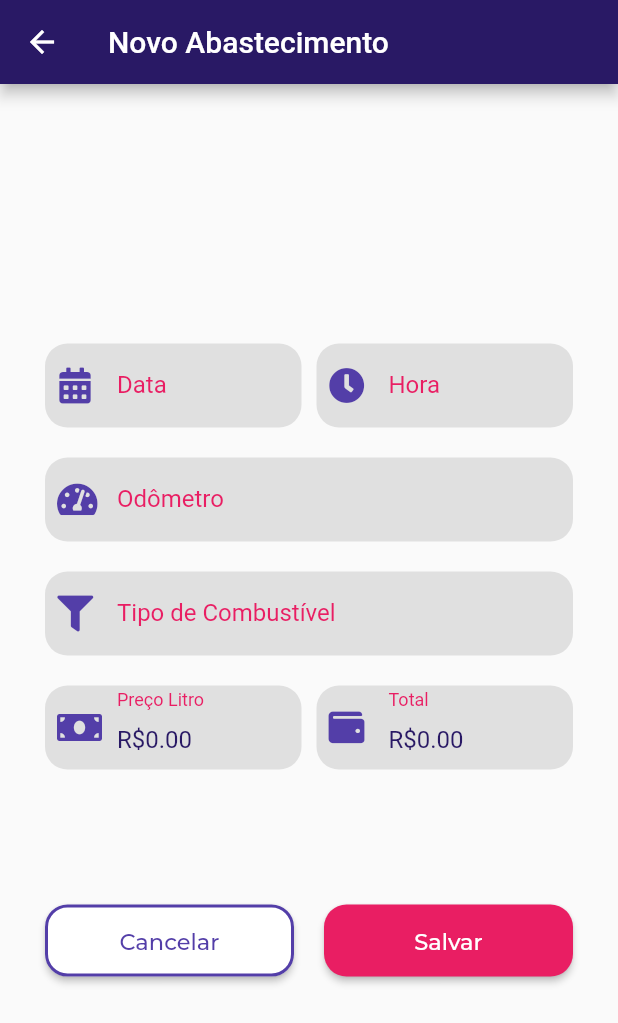
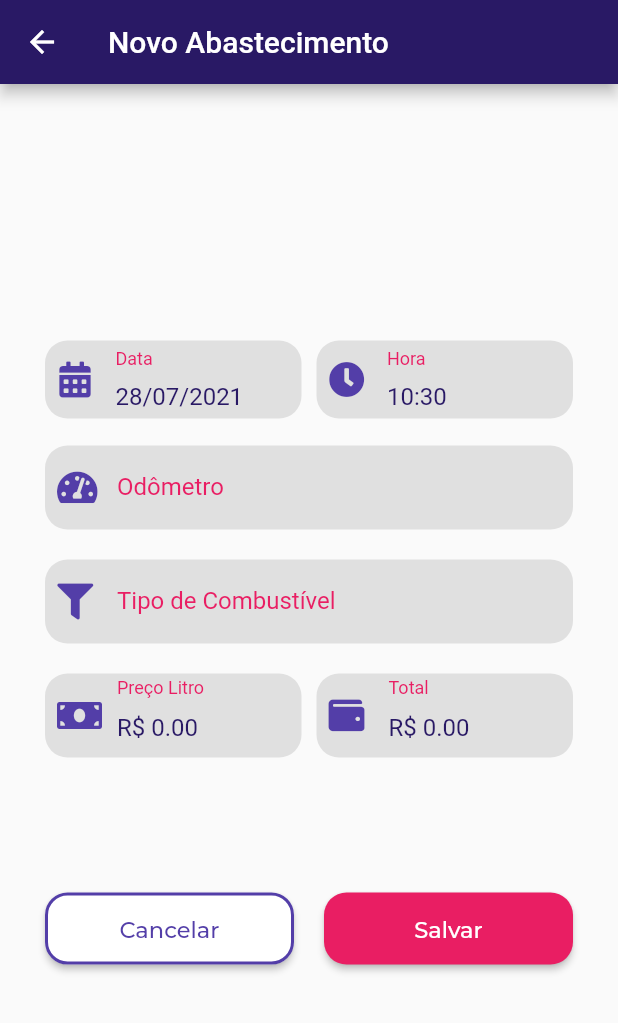
Before and after one commit to murilobohlke/car-helper, a Flutter app: the RefuelingPage screen opened directly with empty values, on a phone screen of 412 x 824 dp. Shown: the top 1023 px of the screen. Run offline on Flutter 3.47's test engine with Material 2 defaults, Android fonts, the phone set to English and light mode, and no system bars; our stand-ins replace carousel_slider, curved_navigation_bar, firebase_auth, firebase_core, flutter_masked_text2, font_awesome_flutter and 5 more; missing offline and left inert: animated_card; accounts and stored records are empty.

Commit message:
Date and time picker

```diff
--- a/car_helper/lib/modules/refueling/refueling_page.dart
+++ b/car_helper/lib/modules/refueling/refueling_page.dart
@@ -3,10 +3,12 @@ import 'package:car_helper/shared/models/car_model.dart';
 import 'package:car_helper/shared/providers/cars_provider.dart';
 import 'package:car_helper/shared/widgets/primary_button/primary_button_widget.dart';
 import 'package:car_helper/shared/widgets/secondary_button/secondary_button_widget.dart';
+import 'package:car_helper/shared/widgets/show_text/show_text_widget.dart';
 import 'package:car_helper/shared/widgets/text_input/text_input_widget.dart';
 import 'package:flutter/material.dart';
 import 'package:flutter_masked_text2/flutter_masked_text2.dart';
 import 'package:font_awesome_flutter/font_awesome_flutter.dart';
+import 'package:intl/intl.dart';
 import 'package:provider/provider.dart';
 
 class RefuelingPage extends StatefulWidget {
@@ -17,13 +19,48 @@ class RefuelingPage extends StatefulWidget {
 }
 
 class _RefuelingPageState extends State<RefuelingPage> {
-
-  final dateInputTextController = MaskedTextController(mask: '00/00/0000');
-  final hourInputTextController = MaskedTextController(mask: '00:00');
-  final moneyInputTextController = MoneyMaskedTextController(leftSymbol: 'R\$', decimalSeparator: '.');
-  final totalInputTextController = MoneyMaskedTextController(leftSymbol: 'R\$', decimalSeparator: '.');
+  // final dateInputTextController = MaskedTextController(mask: '00/00/0000');
+  // final hourInputTextController = MaskedTextController(mask: '00:00');
+  final moneyInputTextController =
+      MoneyMaskedTextController(leftSymbol: 'R\$ ', decimalSeparator: '.');
+  final totalInputTextController =
+      MoneyMaskedTextController(leftSymbol: 'R\$ ', decimalSeparator: '.');
   final odometerInputTextController = TextEditingController();
   final gasolineInputTextController = TextEditingController();
+
+  DateTime _selectedDate = DateTime.now();
+  TimeOfDay _selectedTime = TimeOfDay.now();
+
+  _showDatePicker() {
+    showDatePicker(
+            context: context,
+            initialDate: DateTime.now(),
+            firstDate: DateTime(2021),
+            lastDate: DateTime.now())
+        .then((value) {
+      if (value == null) {
+        return;
+      }
+      setState(() {
+        _selectedDate = value;
+      });
+    });
+  }
+
+  _showTimePicker() {
+    showTimePicker(
+      context: context,
+      initialTime: TimeOfDay.now(),
+      )
+        .then((value) {
+      if (value == null) {
+        return;
+      }
+      setState(() {
+        _selectedTime = value;
+      });
+    });
+  }
 
   @override
   Widget build(BuildContext context) {
@@ -33,7 +70,9 @@ class _RefuelingPageState extends State<RefuelingPage> {
     );
     final Size size = MediaQuery.of(context).size;
     final avaliableHeight = MediaQuery.of(context).size.height -
-        appBar.preferredSize.height - MediaQuery.of(context).padding.top -70;
+        appBar.preferredSize.height -
+        MediaQuery.of(context).padding.top -
+        70;
     return Scaffold(
       appBar: appBar,
       body: SingleChildScrollView(
@@ -50,24 +89,40 @@ class _RefuelingPageState extends State<RefuelingPage> {
                   child: Row(
                     children: [
                       Expanded(
-                          child: TextInputWidget(
+                        child: GestureDetector(
+                          onTap: _showDatePicker,
+                          child: ShowTextWidget(
+                            cross: CrossAxisAlignment.start,
+                            isLeft: true,
                             label: 'Data',
-                          keyboard: TextInputType.datetime,
-                          controller: dateInputTextController,
+                            textSize: 16,
+                            text:
+                                DateFormat('dd/MM/yyyy').format(_selectedDate),
                             icon: FontAwesomeIcons.solidCalendarAlt,
                           ),
                         ),
-                      SizedBox(width: 10,),
+                      ),
+                      SizedBox(
+                        width: 10,
+                      ),
                       Expanded(
-                          child: TextInputWidget(
+                        child: GestureDetector(
+                          onTap: _showTimePicker,
+                          child: ShowTextWidget(
+                            cross: CrossAxisAlignment.start,
+                            isLeft: true,
                             label: 'Hora',
-                          controller: hourInputTextController,
-                          keyboard: TextInputType.datetime,
+                            textSize: 16,
+                            text: '${_selectedTime.hour}:${_selectedTime.minute}',
                             icon: FontAwesomeIcons.solidClock,
+                          ),
                         ),
                       ),
                     ],
                   ),
+                ),
+                SizedBox(
+                  height: 8,
                 ),
                 AnimatedCard(
                   direction: AnimatedCardDirection.left,
@@ -98,7 +153,9 @@ class _RefuelingPageState extends State<RefuelingPage> {
                           icon: FontAwesomeIcons.moneyBill,
                         ),
                       ),
-                      SizedBox(width: 10,),
+                      SizedBox(
+                        width: 10,
+                      ),
                       Expanded(
                         child: TextInputWidget(
                           label: 'Total',
@@ -110,23 +167,42 @@ class _RefuelingPageState extends State<RefuelingPage> {
                     ],
                   ),
                 ),
-                SizedBox(height: 80,),
+                SizedBox(
+                  height: 80,
+                ),
                 AnimatedCard(
                   direction: AnimatedCardDirection.right,
                   child: Row(
                     children: [
-                      Expanded(child: SecondaryButtonWidget(label: 'Cancelar', onPressed: (){Navigator.of(context).pop();},)),
-                      SizedBox(width: 20,),
-                      Expanded(child: PrimaryButtonWidget(
+                      Expanded(
+                          child: SecondaryButtonWidget(
+                        label: 'Cancelar',
+                        onPressed: () {
+                          Navigator.of(context).pop();
+                        },
+                      )),
+                      SizedBox(
+                        width: 20,
+                      ),
+                      Expanded(
+                          child: PrimaryButtonWidget(
                         label: 'Salvar',
-                        onPressed: (){
-                          Provider.of<CarsProvider>(context, listen: false).addRefueling(
-                            dateInputTextController.text, hourInputTextController.text, odometerInputTextController.text, gasolineInputTextController.text, double.parse(moneyInputTextController.text.replaceAll('R\$', '')), double.parse(totalInputTextController.text.replaceAll('R\$', '')), car);
+                        onPressed: () {
+                          Provider.of<CarsProvider>(context, listen: false)
+                              .addRefueling(
+                                  DateFormat('dd/MM/yyyy').format(_selectedDate),
+                                  '${_selectedTime.hour}:${_selectedTime.minute}',
+                                  odometerInputTextController.text,
+                                  gasolineInputTextController.text,
+                                  double.parse(moneyInputTextController.text
+                                      .replaceAll('R\$', '')),
+                                  double.parse(totalInputTextController.text
+                                      .replaceAll('R\$', '')),
+                                  car);
 
                           Navigator.of(context).pop();
                         },
-                      )
-                      ),
+                      )),
                     ],
                   ),
                 ),
--- a/car_helper/lib/shared/widgets/show_text/show_text_widget.dart
+++ b/car_helper/lib/shared/widgets/show_text/show_text_widget.dart
@@ -9,20 +9,31 @@ class ShowTextWidget extends StatelessWidget {
   final IconData? icon;
   final bool isWhite;
   final double textSize;
+  final bool isLeft;
+  final CrossAxisAlignment cross;
 
-  const ShowTextWidget({Key? key, this.textSize = 18, this.isWhite = false, this.icon, required this.label, required this.text}) : super(key: key);
+  const ShowTextWidget(
+      {Key? key,
+      this.textSize = 18,
+      this.isWhite = false,
+      this.icon,
+      this.cross = CrossAxisAlignment.center,
+      this.isLeft = false,
+      required this.label,
+      required this.text})
+      : super(key: key);
 
   @override
   Widget build(BuildContext context) {
     return Container(
       decoration: BoxDecoration(
-        color: isWhite? Colors.white : Colors.grey[300],
+        color: isWhite ? Colors.white : Colors.grey[300],
         borderRadius: BorderRadius.circular(15),
       ),
-      padding: EdgeInsets.symmetric(vertical: 10),
+      padding: EdgeInsets.symmetric(vertical: 5),
       child: Row(
         children: [
-          if(icon!=null)
+          if (icon != null)
             Padding(
               padding: const EdgeInsets.only(left: 8),
               child: Icon(
@@ -30,8 +41,13 @@ class ShowTextWidget extends StatelessWidget {
                 color: AppColors.secondary,
               ),
             ),
-          Spacer(),
+          isLeft
+              ? SizedBox(
+                  width: 15,
+                )
+              : Spacer(),
           Column(
+            crossAxisAlignment: cross,
             children: [
               Text(
                 label,
@@ -40,6 +56,7 @@ class ShowTextWidget extends StatelessWidget {
                   color: AppColors.tertiary,
                 ),
               ),
+              isLeft ? SizedBox(height: 9,) : SizedBox(height: 0,),
               Text(
                 text,
                 style: GoogleFonts.lexendDeca(
--- a/car_helper/pubspec.yaml
+++ b/car_helper/pubspec.yaml
@@ -41,6 +41,7 @@ dependencies:
   google_sign_in_web: ^0.10.0
   curved_navigation_bar: ^1.0.1
   carousel_slider: ^4.0.0
+  intl: ^0.17.0
 
 dev_dependencies:
   flutter_test:
```
Also changed, not shown: car_helper/lib/modules/home/home_page.dart (+0 -7 lines), car_helper/lib/modules/info_car/info_car_home/info_car_home_page.dart (+16 -18 lines), car_helper/lib/modules/splash/splash_page.dart (+10 -11 lines), car_helper/lib/shared/widgets/app_bar_home/app_bar_home_widget.dart (+30 -33 lines), car_helper/lib/shared/widgets/carousel_car/carousel_car_widget.dart (+5 -29 lines), car_helper/pubspec.lock. Lines whose indentation alone changed are shown as unchanged.
